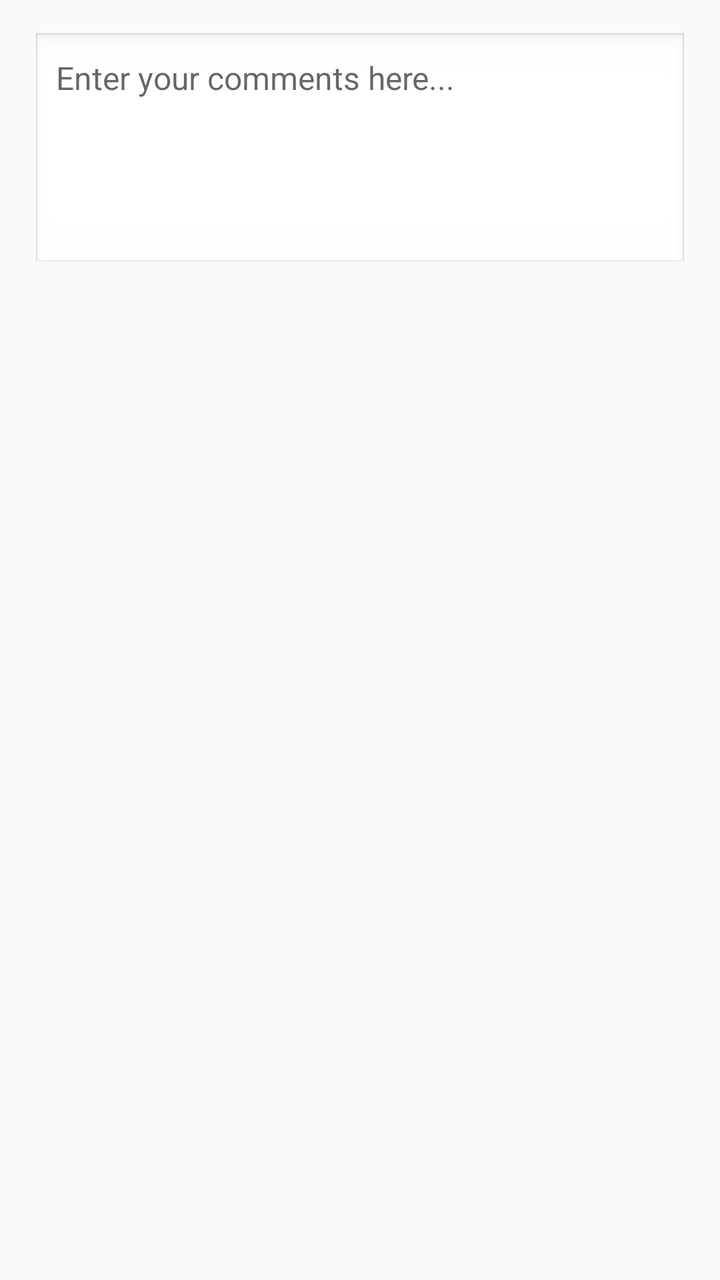
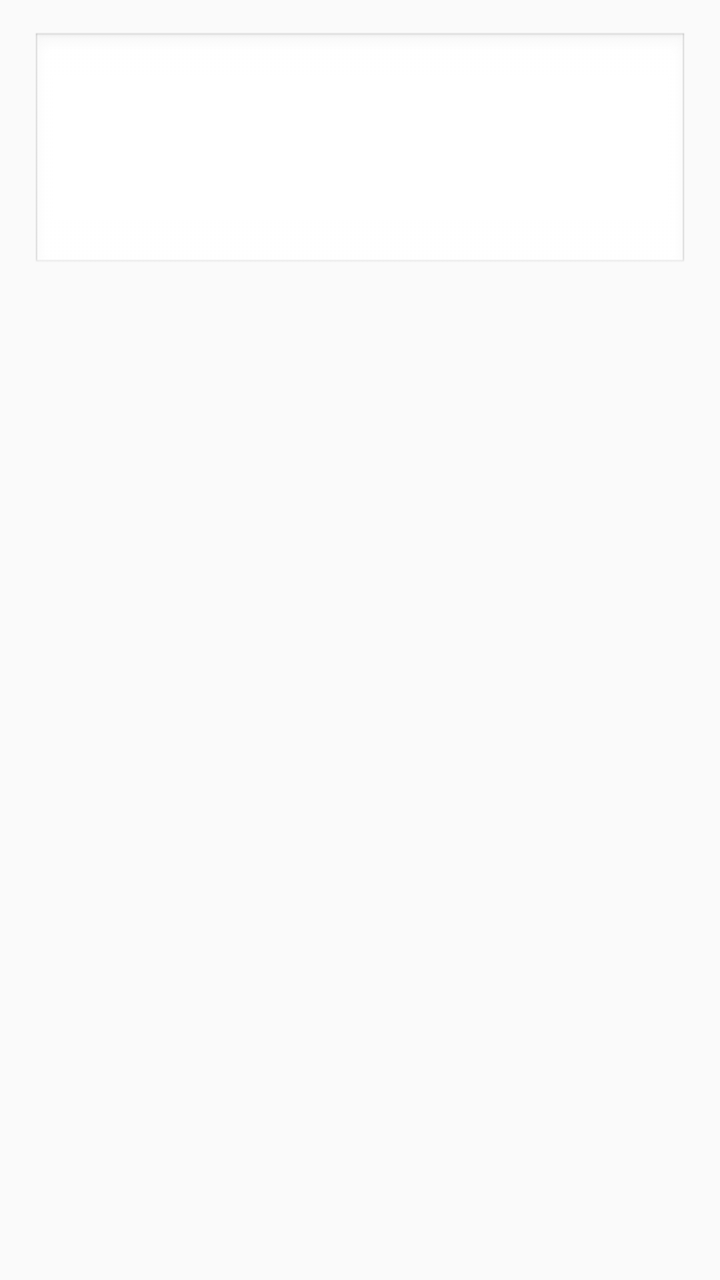

Screens rendered from an Android XML layout before and after an edit, with the pre-edit source and the edit as a unified diff.
<!-- AndroidManifest.xml: application theme Theme.Kunlong_He_MyRuns2 -->
<!-- res/layout/fragment_comments_dialog.xml -->
<?xml version="1.0" encoding="utf-8"?>
<LinearLayout xmlns:android="http://schemas.android.com/apk/res/android"
    android:layout_width="match_parent"
    android:layout_height="wrap_content"
    android:orientation="vertical"
    android:padding="16dp">

    <EditText
        android:id="@+id/editTextComments"
        android:layout_width="match_parent"
        android:layout_height="120dp"
        android:gravity="top|start"
        android:hint="Enter your comments here..."
        android:inputType="textMultiLine"
        android:background="@android:drawable/edit_text"
        android:padding="12dp"
        android:textSize="16sp"
        android:scrollbars="vertical" />

</LinearLayout>
<!-- resources referenced by this layout -->
<resources>
  <style name="Theme.Kunlong_He_MyRuns2" parent="Theme.AppCompat.Light.DarkActionBar">
          <item name="colorPrimary">@color/gray_500</item>
          <item name="colorPrimaryDark">@color/gray_700</item>
          <item name="colorAccent">@color/teal_200</item>
      </style>
  <color name="gray_500">#FF607D8B</color>
  <color name="gray_700">#FF455A64</color>
  <color name="teal_200">#FF03DAC5</color>
</resources>

<!-- the commit's change to res/layout/fragment_comments_dialog.xml (unified diff, before → after) -->
@@ -10,7 +10,6 @@
         android:layout_width="match_parent"
         android:layout_height="120dp"
         android:gravity="top|start"
-        android:hint="Enter your comments here..."
         android:inputType="textMultiLine"
         android:background="@android:drawable/edit_text"
         android:padding="12dp"
